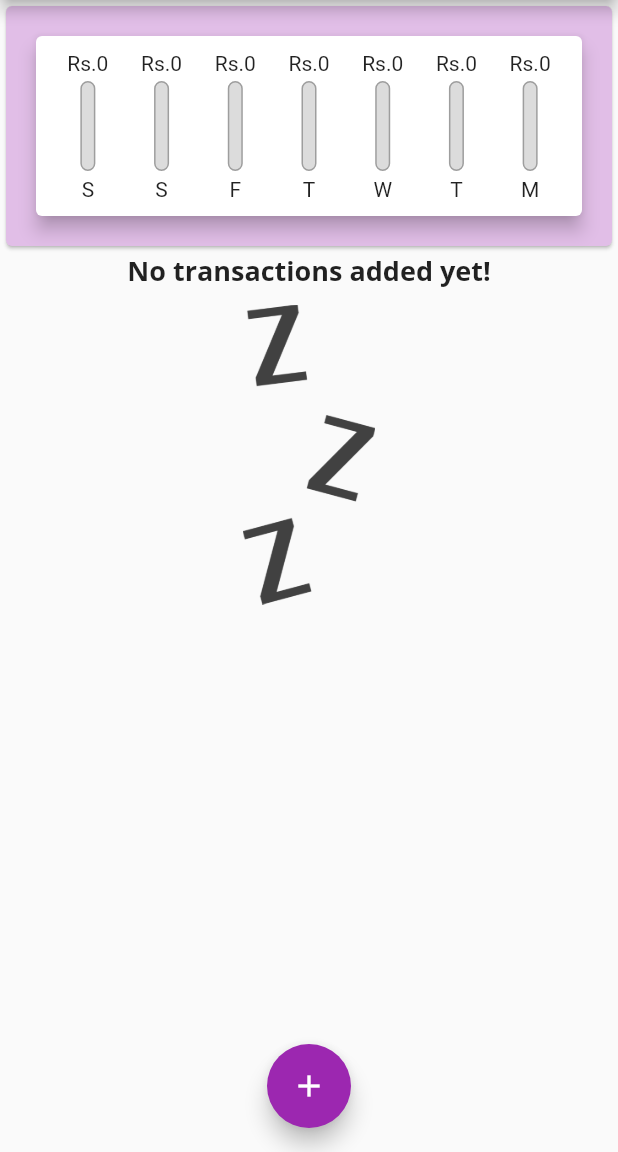
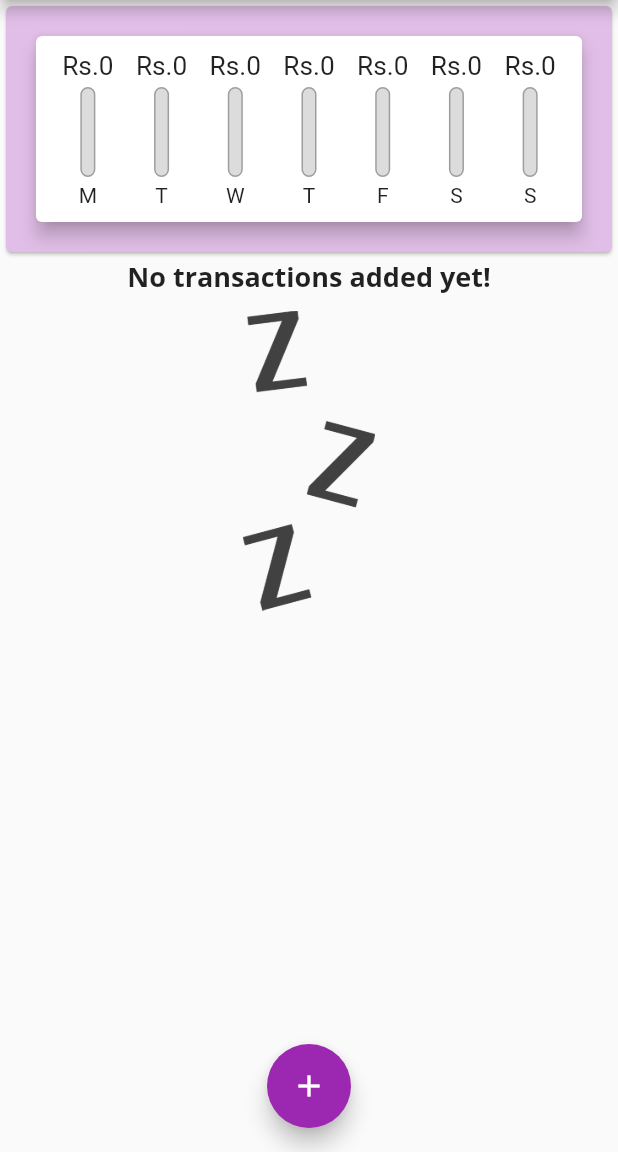
Before and after one commit to yazindu/personal_expenses_app, a Flutter app: the screen it shows after launch, on a phone screen of 412 x 824 dp, the part 84-1236 px from its top. Run offline on Flutter 3.47's test engine with Material 2 defaults, Android fonts, the phone set to English and light mode, and no system bars; Roboto replaces fonts that are missing (Open Sans).

Commit message:
feat: 040 Improving the Overall Chart

```diff
--- a/lib/widgets/chart.dart
+++ b/lib/widgets/chart.dart
@@ -23,7 +23,7 @@ class Chart extends StatelessWidget {
         'day': DateFormat.E().format(weekDay).substring(0, 1),
         'amount': total
       };
-    });
+    }).reversed.toList();
   }
 
   double get totalSpending {
--- a/lib/widgets/chart_bar.dart
+++ b/lib/widgets/chart_bar.dart
@@ -11,7 +11,12 @@ class ChartBar extends StatelessWidget {
   Widget build(BuildContext context) {
     return Column(
       children: [
-        FittedBox(child: Text('Rs.${spendingAmount.toStringAsFixed(0)}')),
+        Container(
+          height: 20,
+          child: FittedBox(
+            child: Text('Rs.${spendingAmount.toStringAsFixed(0)}'),
+          ),
+        ),
         SizedBox(
           height: 4,
         ),
```
